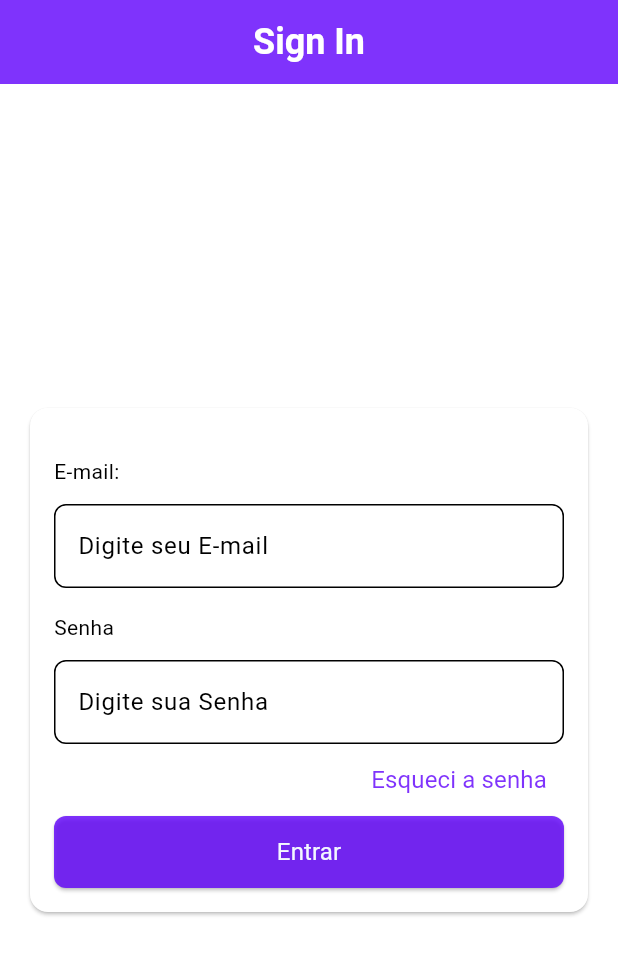
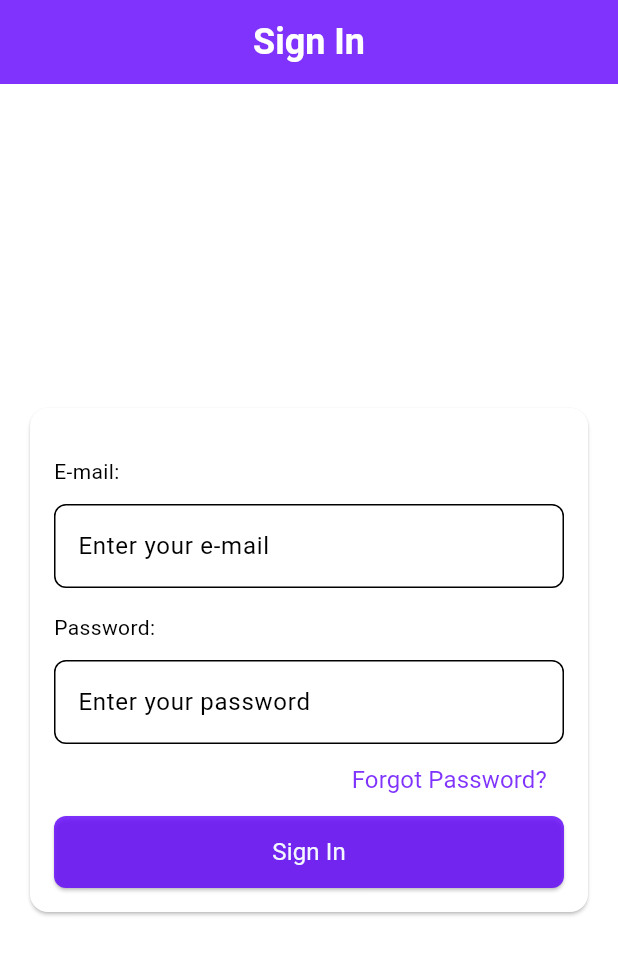
Before and after one commit to tiancris01/CUSTOM_ATOMIC_DESIGN_CO, a Flutter app: the screen it shows after launch, on a phone screen of 412 x 824 dp. Shown: the top 955 px of the screen. Run offline on Flutter 3.47's test engine with Material 3 defaults, Android fonts, the phone set to English and light mode, and no system bars.

Commit message:
feat: Update app title and sign-in page text fields
- Update the app title from 'Flutter Demo' to 'Atomic Design Demo' in the main.dart file.
- Update the text fields in the sign-in page to use more descriptive placeholders in the sign_in_page.dart file.

Closes #12

````diff
--- a/example/lib/main.dart
+++ b/example/lib/main.dart
@@ -12,7 +12,7 @@ class MyApp extends StatelessWidget {
   @override
   Widget build(BuildContext context) {
     return MaterialApp(
-      title: 'Flutter Demo',
+      title: 'Atomic Design Demo',
       theme: appLightTheme,
       home: const SignInPage(),
     );
--- a/example/lib/pages/sign_in_page.dart
+++ b/example/lib/pages/sign_in_page.dart
@@ -10,13 +10,13 @@ class SignInPage extends StatelessWidget {
       title: 'Sign In',
       signInCardInputParams: const SignInCardInputParams(
         emailText: 'E-mail:',
-        emailTextFieldHint: 'Digite seu E-mail',
-        passwordText: 'Senha',
-        passwordTextFieldHint: 'Digite sua Senha',
+        emailTextFieldHint: 'Enter your e-mail',
+        passwordText: 'Password:',
+        passwordTextFieldHint: 'Enter your password',
       ),
       signInCardButtonParams: SignInCardButtonParams(
-        forgotPasswordText: 'Esqueci a senha',
-        buttonText: 'Entrar',
+        forgotPasswordText: 'Forgot Password?',
+        buttonText: 'Sign In',
         onForgotPasswordTap: () {},
         onButtonTap: () {},
       ),
--- a/lib/src/features/sing_in/atoms/text_field_atom.dart
+++ b/lib/src/features/sing_in/atoms/text_field_atom.dart
@@ -1,6 +1,19 @@
+import 'package:custom_atomic_design_co/src/foundatiosn/size_foundations.dart';
 import 'package:flutter/material.dart';
 
+/// TextFieldAtom is a custom widget that displays a text field in the app.
+/// use [TextFieldAtom] for regular text fields and [TextFieldAtom.password] for password text fields.
 class TextFieldAtom extends StatelessWidget {
+  /// Creates a [TextFieldAtom] widget.
+  /// [hintText] is the text to be displayed as a hint and is required.
+  ///
+  /// Example:
+  /// ```dart
+  /// TextFieldAtom(
+  ///  hintText: 'Enter your email',
+  /// )
+  /// ```
+  ///
   const TextFieldAtom({
     super.key,
     required String hintText,
@@ -9,6 +22,18 @@ class TextFieldAtom extends StatelessWidget {
         _hintText = hintText,
         _keyboardType = keyboardType;
 
+  /// Creates a [TextFieldAtom.password] widget.
+  /// [hintText] is the text to be displayed as a hint and is required.
+  /// [isPassword] is a boolean that determines if the text field is a password field.
+  /// is set to false by default.
+  ///
+  /// Example:
+  /// ```dart
+  /// TextFieldAtom.password(
+  /// hintText: 'Enter your password',
+  /// )
+  /// ```
+  ///
   const TextFieldAtom.password({
     super.key,
     bool isPassword = false,
@@ -29,7 +54,7 @@ class TextFieldAtom extends StatelessWidget {
       decoration: InputDecoration(
         hintText: _hintText,
         border: OutlineInputBorder(
-          borderRadius: BorderRadius.circular(8),
+          borderRadius: BorderRadius.circular(SizeFoundations.radius.r_8),
           borderSide: const BorderSide(
             style: BorderStyle.solid,
           ),
--- a/lib/src/features/sing_in/templates/sign_in_template.dart
+++ b/lib/src/features/sing_in/templates/sign_in_template.dart
@@ -5,12 +5,38 @@ import 'package:flutter/material.dart';
 
 import 'params/sign_in_template_params.dart';
 
+/// SignInTemplate is a custom widget that displays a sign in template in the app.
+/// use [SignInTemplate] for sign in templates.
+/// [SignInTemplate] requires [SignInCardInputParams] and [SignInCardButtonParams].
+/// [title] is required.
 class SignInTemplate extends StatelessWidget {
   final String title;
 
   final SignInCardInputParams signInCardInputParams;
   final SignInCardButtonParams signInCardButtonParams;
 
+  /// Creates a [SignInTemplate] widget.
+  /// [title] is the title of the sign in template and is required.
+  /// [signInCardInputParams] is the input parameters for the sign in card and is required.
+  /// [signInCardButtonParams] is the button parameters for the sign in card and is required.
+  ///
+  /// Example:
+  /// ```dart
+  /// SignInTemplate(
+  ///  title: 'Sign In',
+  /// signInCardInputParams: SignInCardInputParams(
+  ///   emailText: 'Email',
+  ///   passwordText: 'Password',
+  ///   emailTextFieldHint: 'Enter your email',
+  ///   passwordTextFieldHint: 'Enter your password',
+  /// ),
+  /// signInCardButtonParams: SignInCardButtonParams(
+  ///   buttonText: 'Sign In',
+  ///   forgotPasswordText: 'Forgot Password?',
+  ///   onForgotPasswordTap: () {},
+  ///   onButtonTap: () {},
+  /// ),
+  /// ```
   const SignInTemplate({
     super.key,
     required this.title,
@@ -21,7 +47,7 @@ class SignInTemplate extends StatelessWidget {
   @override
   Widget build(BuildContext context) {
     return Scaffold(
-      appBar: AppBarAtom(title: title) as PreferredSizeWidget,
+      appBar: AppBarAtom(title: title),
       body: SafeArea(
         child: Padding(
           padding: EdgeInsets.all(SizeFoundations.size.w_16),
````
Also changed, not shown: lib/src/features/sing_in/atoms/app_bar_atom.dart (+11 -0 lines), lib/src/features/sing_in/molecules/sign_input_molecule.dart (+18 -0 lines), lib/src/features/sing_in/organisms/sign_in_card_organism.dart (+24 -1 lines), 1 other file.
